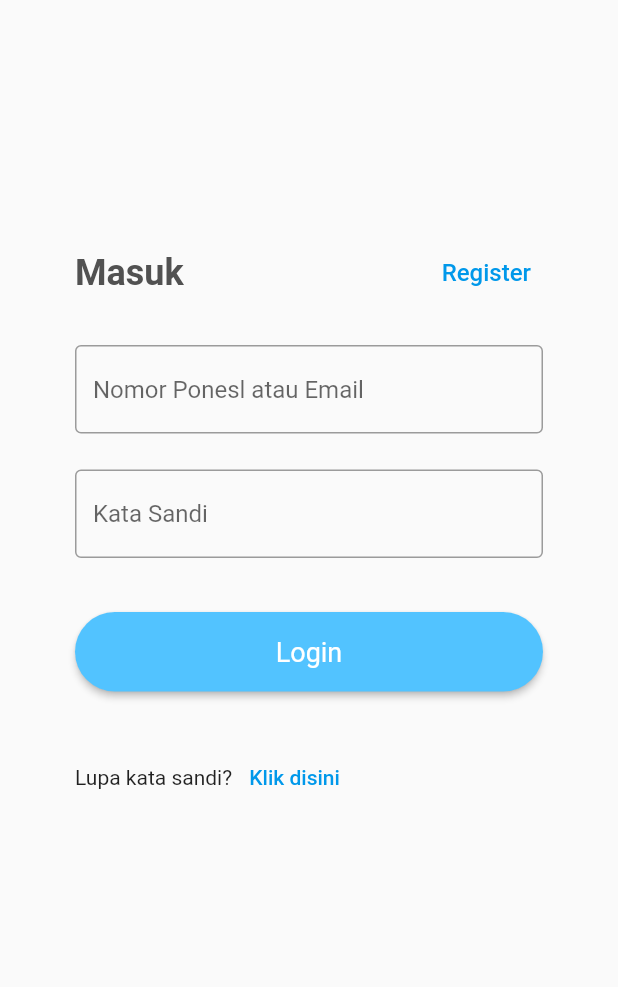
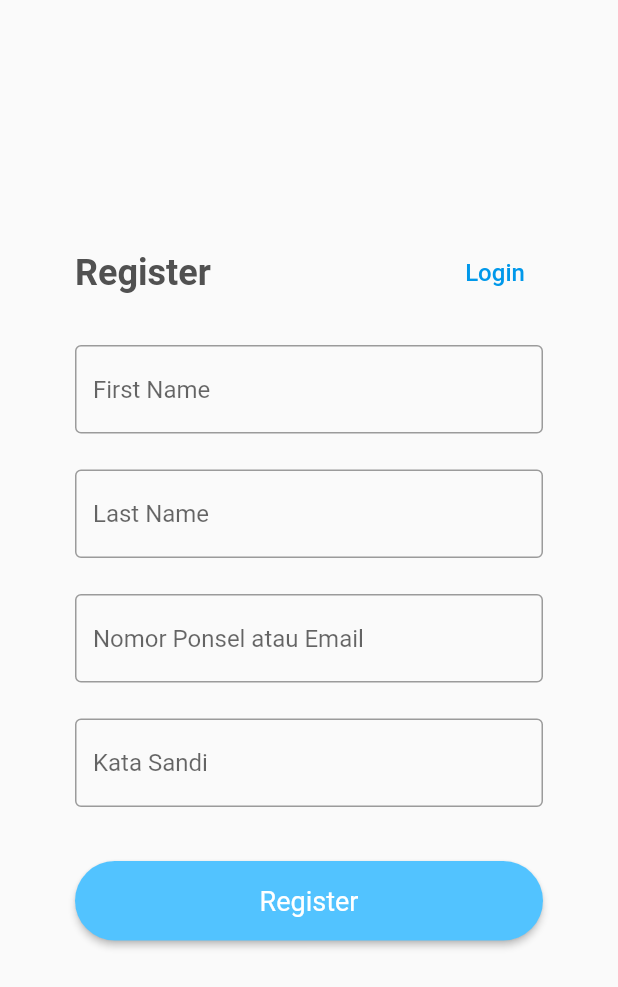
Before and after one commit to itsmee3223/dicoding-flutter, a Flutter app: the screen it shows after launch, on a phone screen of 412 x 824 dp. Shown: the top 987 px of the screen. Run offline on Flutter 3.47's test engine with Material 2 defaults, Android fonts, the phone set to English and light mode, and no system bars; Roboto replaces fonts that are missing (Poppins).

Commit message:
Register Screen

```diff
--- a/proyek_akhir/belajar_app/lib/main.dart
+++ b/proyek_akhir/belajar_app/lib/main.dart
@@ -1,4 +1,5 @@
-import 'package:belajar_app/onboardingone.dart';
+import 'package:belajar_app/register.dart';
+import 'package:belajar_app/welcome.dart';
 import 'package:flutter/material.dart';
 
 void main() {
@@ -16,7 +17,7 @@ class MyApp extends StatelessWidget {
       theme: ThemeData(
         primarySwatch: Colors.blue,
       ),
-      home: const OnboardingOne(),
+      home: const RegisterScreen(),
     );
   }
 }
--- a/proyek_akhir/belajar_app/lib/onboardingone.dart
+++ b/proyek_akhir/belajar_app/lib/register.dart
@@ -1,8 +1,9 @@
+import 'package:belajar_app/login.dart';
 import 'package:belajar_app/welcome.dart';
 import 'package:flutter/material.dart';
 
-class OnboardingOne extends StatelessWidget {
-  const OnboardingOne({Key? key}) : super(key: key);
+class RegisterScreen extends StatelessWidget {
+  const RegisterScreen({Key? key}) : super(key: key);
 
   @override
   Widget build(BuildContext context) => Scaffold(
@@ -19,7 +20,7 @@ class OnboardingOne extends StatelessWidget {
                     Column(
                       children: const [
                         Text(
-                          'Masuk',
+                          'Register',
                           style: TextStyle(
                               fontSize: 24,
                               fontFamily: 'Poppins',
@@ -35,11 +36,11 @@ class OnboardingOne extends StatelessWidget {
                             Navigator.push(
                               context,
                               MaterialPageRoute(
-                                  builder: (context) => const WelcomeScreen()),
+                                  builder: (context) => const LoginScreen()),
                             );
                           },
                           child: const Text(
-                            'Register',
+                            'Login',
                             style: TextStyle(
                               fontSize: 16,
                               fontFamily: 'Poppins',
@@ -60,7 +61,31 @@ class OnboardingOne extends StatelessWidget {
                   child: TextField(
                     decoration: InputDecoration(
                       border: OutlineInputBorder(),
-                      hintText: 'Nomor Ponesl atau Email',
+                      hintText: 'First Name',
+                    ),
+                  ),
+                ),
+              ),
+              Container(
+                margin: const EdgeInsets.only(top: 24),
+                child: const Padding(
+                  padding: EdgeInsets.symmetric(horizontal: 0, vertical: 0),
+                  child: TextField(
+                    decoration: InputDecoration(
+                      border: OutlineInputBorder(),
+                      hintText: 'Last Name',
+                    ),
+                  ),
+                ),
+              ),
+              Container(
+                margin: const EdgeInsets.only(top: 24),
+                child: const Padding(
+                  padding: EdgeInsets.symmetric(horizontal: 0, vertical: 0),
+                  child: TextField(
+                    decoration: InputDecoration(
+                      border: OutlineInputBorder(),
+                      hintText: 'Nomor Ponsel atau Email',
                     ),
                   ),
                 ),
@@ -98,11 +123,11 @@ class OnboardingOne extends StatelessWidget {
                       Navigator.push(
                         context,
                         MaterialPageRoute(
-                            builder: (context) => const OnboardingOne()),
+                            builder: (context) => const RegisterScreen()),
                       );
                     },
                     child: const Text(
-                      "Login",
+                      "Register",
                       style: TextStyle(
                           fontSize: 18,
                           fontFamily: 'Poppins',
@@ -111,29 +136,6 @@ class OnboardingOne extends StatelessWidget {
                   ),
                 ),
               ),
-              Container(
-                margin: const EdgeInsets.only(top: 33),
-                child: Row(
-                  children: [
-                    Column(
-                      children: const [Text('Lupa kata sandi?')],
-                    ),
-                    Column(
-                      children: [
-                        TextButton(
-                          onPressed: (() {}),
-                          child: const Text(
-                            ' Klik disini',
-                            style: TextStyle(
-                                fontFamily: 'Poppins',
-                                color: Color(0xFF0098EA)),
-                          ),
-                        )
-                      ],
-                    )
-                  ],
-                ),
-              )
             ],
           ),
         )),
--- a/proyek_akhir/belajar_app/lib/welcome.dart
+++ b/proyek_akhir/belajar_app/lib/welcome.dart
@@ -1,4 +1,4 @@
-import 'package:belajar_app/onboardingone.dart';
+import 'package:belajar_app/login.dart';
 import 'package:flutter/material.dart';
 
 class WelcomeScreen extends StatelessWidget {
@@ -80,7 +80,7 @@ class WelcomeScreen extends StatelessWidget {
                         Navigator.push(
                           context,
                           MaterialPageRoute(
-                              builder: (context) => const OnboardingOne()),
+                              builder: (context) => const LoginScreen()),
                         );
                       },
                       child: const Text(
```
Also changed, not shown: proyek_akhir/belajar_app/lib/login.dart (added, +141 -0 lines).
